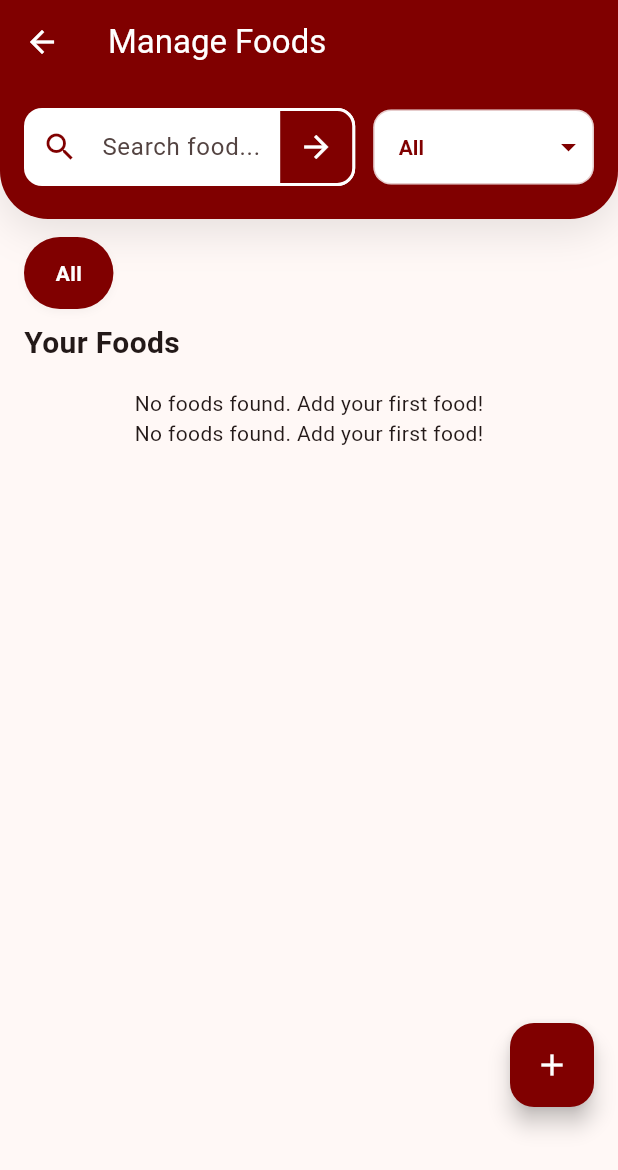
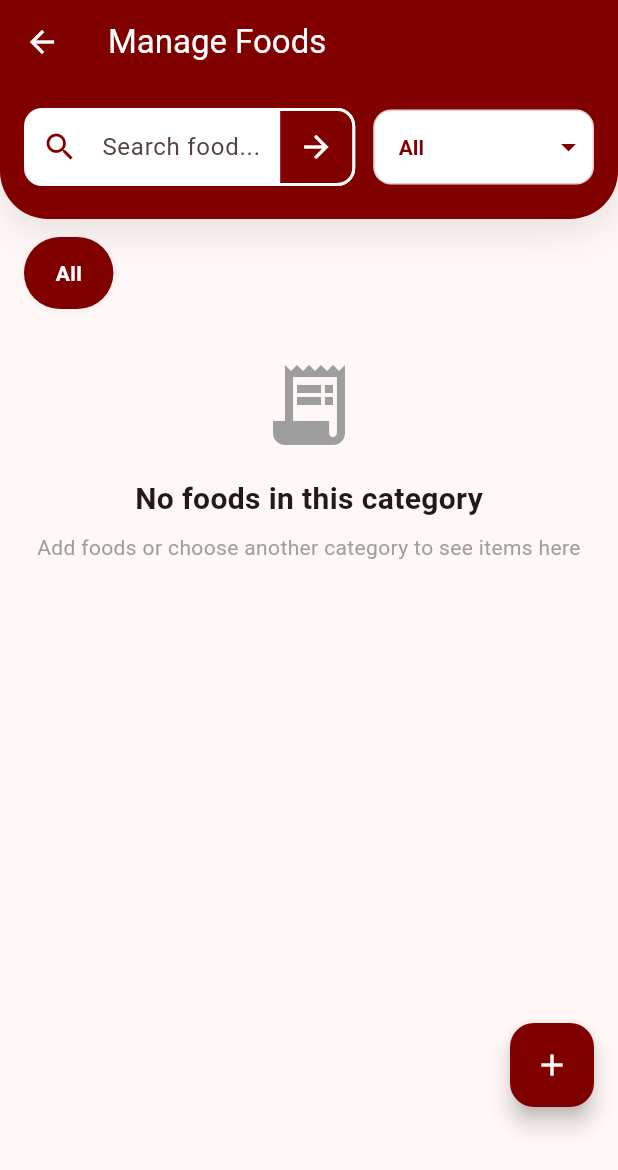
Before and after one commit to smartinbooox/food_app, a Flutter app: the _ManageScreen screen opened directly, on a phone screen of 412 x 824 dp. Shown: the top 1170 px of the screen. Run offline on Flutter 3.47's test engine with Material 3 defaults, Android fonts, the phone set to English and light mode, and no system bars; our stand-ins replace fl_chart, image_picker, supabase_flutter; accounts and stored records are empty.

Commit message:
Improve empty state UI for admin food management screen
Co-authored-by: smartinboxtechnology <smartinboxtechnology@gmail.com>

```diff
--- a/lib/screens/admin/admin_main_screen.dart
+++ b/lib/screens/admin/admin_main_screen.dart
@@ -1001,7 +1001,8 @@ class _ManageScreenState extends State<_ManageScreen> {
 
                                       final List<Widget> sectionWidgets = [];
 
-                                      // Your Foods section
+                                      // Your Foods section (only if admin has foods in this category)
+                                      if (myFoods.isNotEmpty) {
                                         sectionWidgets.add(
                                           Row(
                                             mainAxisAlignment: MainAxisAlignment.spaceBetween,
@@ -1013,6 +1014,7 @@ class _ManageScreenState extends State<_ManageScreen> {
                                         sectionWidgets.add(const SizedBox(height: 16));
                                         for (final food in myFoods) {
                                           sectionWidgets.add(foodCard(food));
+                                        }
                                       }
 
                                       // Other restaurants sections
@@ -1033,7 +1035,32 @@ class _ManageScreenState extends State<_ManageScreen> {
                                       });
 
                                       if (myFoods.isEmpty && groupedByCreator.isEmpty) {
-                                        sectionWidgets.add(const Center(child: Text('No foods found. Add your first food!')));
+                                        sectionWidgets.add(const SizedBox(height: 24));
+                                        sectionWidgets.add(
+                                          Center(
+                                            child: Column(
+                                              mainAxisAlignment: MainAxisAlignment.center,
+                                              children: [
+                                                Icon(
+                                                  Icons.receipt_long,
+                                                  size: 64,
+                                                  color: Colors.grey,
+                                                ),
+                                                SizedBox(height: 16),
+                                                Text(
+                                                  'No foods in this category',
+                                                  style: TextStyle(fontSize: 20, fontWeight: FontWeight.bold),
+                                                ),
+                                                SizedBox(height: 8),
+                                                Text(
+                                                  'Add foods or choose another category to see items here',
+                                                  style: TextStyle(color: Colors.grey),
+                                                  textAlign: TextAlign.center,
+                                                ),
+                                              ],
+                                            ),
+                                          ),
+                                        );
                                       }
 
                                       return Column(
@@ -1043,7 +1070,7 @@ class _ManageScreenState extends State<_ManageScreen> {
                                     },
                                   ),
                                                                      if (_filteredFoods.isEmpty)
-                      const Center(child: Text('No foods found. Add your first food!')),
+                                     const SizedBox.shrink(),
                   ],
                 ),
               ),
```
Lines whose indentation alone changed are shown as unchanged.
